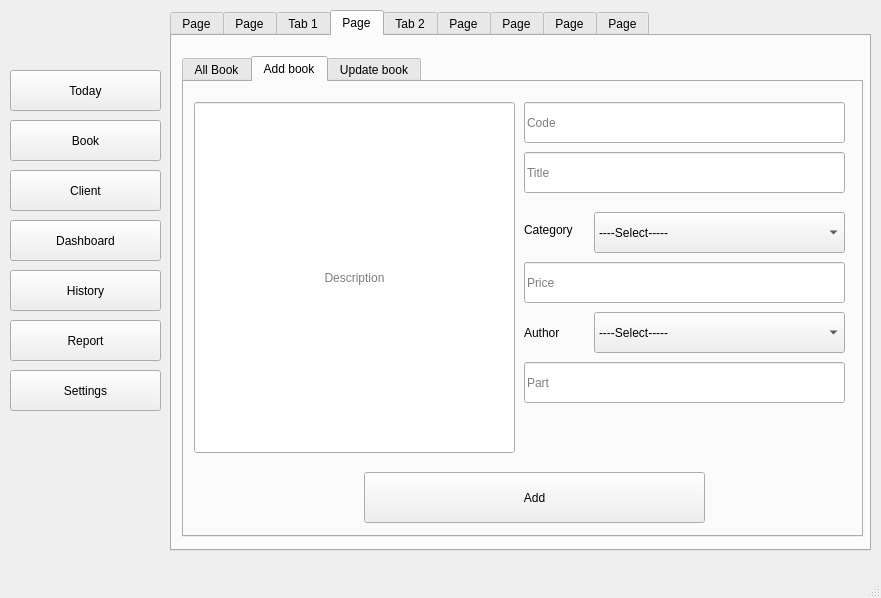
First picture: the form in project.ui, repository peterramsis/projectLibraryPython, before the edit.
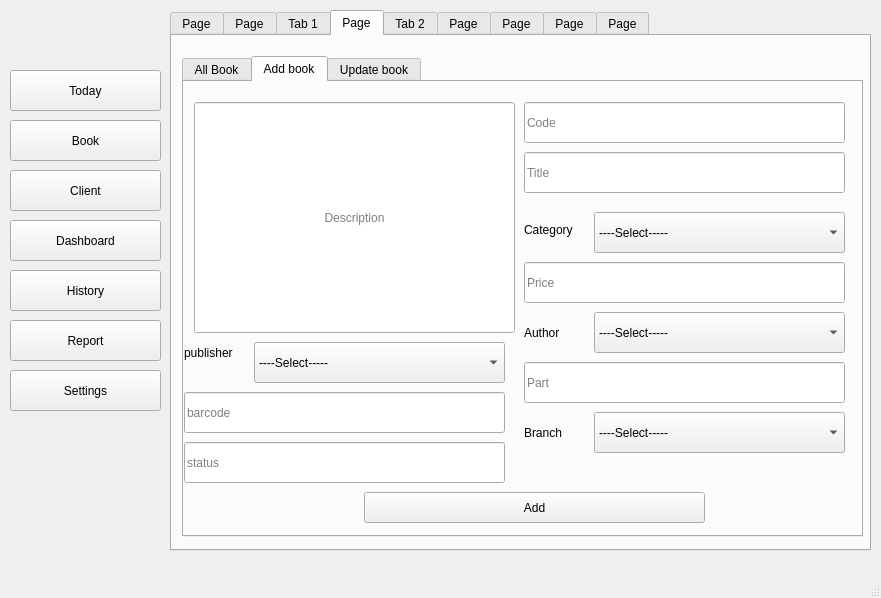
Second picture: the form after the edit. The open tabs and pages were chosen to show the change. Icons and pictures are not drawn.

```diff
--- a/project.ui
+++ b/project.ui
@@ -2617,7 +2617,7 @@
           <x>10</x>
           <y>20</y>
           <width>321</width>
-          <height>351</height>
+          <height>231</height>
          </rect>
         </property>
         <property name="alignment">
@@ -2707,9 +2707,9 @@
         <property name="geometry">
          <rect>
           <x>180</x>
-          <y>390</y>
+          <y>410</y>
           <width>341</width>
-          <height>51</height>
+          <height>31</height>
          </rect>
         </property>
         <property name="text">
@@ -2760,6 +2760,94 @@
          </property>
         </item>
        </widget>
+       <widget class="QLabel" name="label_26">
+        <property name="geometry">
+         <rect>
+          <x>340</x>
+          <y>340</y>
+          <width>61</width>
+          <height>21</height>
+         </rect>
+        </property>
+        <property name="text">
+         <string>Branch</string>
+        </property>
+       </widget>
+       <widget class="QComboBox" name="comboBox_15">
+        <property name="geometry">
+         <rect>
+          <x>410</x>
+          <y>330</y>
+          <width>251</width>
+          <height>41</height>
+         </rect>
+        </property>
+        <item>
+         <property name="text">
+          <string>----Select-----</string>
+         </property>
+        </item>
+       </widget>
+       <widget class="QComboBox" name="comboBox_16">
+        <property name="geometry">
+         <rect>
+          <x>70</x>
+          <y>260</y>
+          <width>251</width>
+          <height>41</height>
+         </rect>
+        </property>
+        <item>
+         <property name="text">
+          <string>----Select-----</string>
+         </property>
+        </item>
+       </widget>
+       <widget class="QLabel" name="label_27">
+        <property name="geometry">
+         <rect>
+          <x>0</x>
+          <y>260</y>
+          <width>61</width>
+          <height>21</height>
+         </rect>
+        </property>
+        <property name="text">
+         <string>publisher</string>
+        </property>
+       </widget>
+       <widget class="QLineEdit" name="lineEdit_8">
+        <property name="geometry">
+         <rect>
+          <x>0</x>
+          <y>310</y>
+          <width>321</width>
+          <height>41</height>
+         </rect>
+        </property>
+        <property name="text">
+         <string/>
+        </property>
+        <property name="placeholderText">
+         <string>barcode</string>
+        </property>
+       </widget>
+       <widget class="QLineEdit" name="lineEdit_52">
+        <property name="geometry">
+         <rect>
+          <x>0</x>
+          <y>360</y>
+          <width>321</width>
+          <height>41</height>
+         </rect>
+        </property>
+        <property name="text">
+         <string/>
+        </property>
+        <property name="placeholderText">
+         <string>status</string>
+        </property>
+       </widget>
       </widget>
       <widget class="QWidget" name="tab_10">
        <attribute name="title">
```
Left out of the diff: 12 changed lines with no effect on the pictures.
